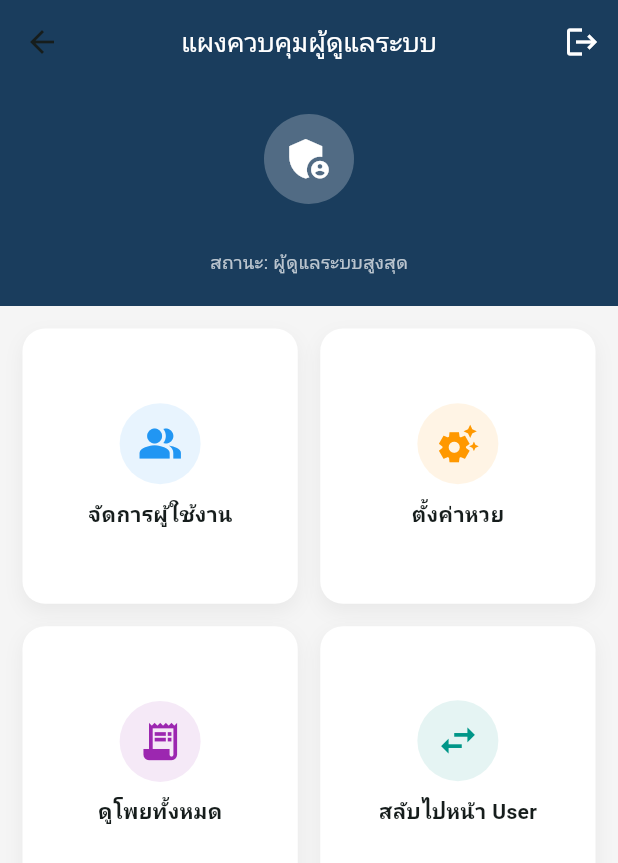
After one commit to sojunbon/viewlotto, a Flutter app: the AdminDashboard screen opened by its route, on a phone screen of 412 x 824 dp. The commit adds this screen. Shown: the top 863 px of the screen. Run offline on Flutter 3.47's test engine with Material 3 defaults, Android fonts, the phone set to English and light mode, and no system bars; our stand-ins replace cloud_firestore, firebase_auth, firebase_core; accounts and stored records are empty; network calls fail; Roboto replaces fonts that are missing (Kanit).

Commit message:
add new admin

```diff
--- /dev/null
+++ b/lib/admin_dashboard.dart
@@ -0,0 +1,163 @@
+import 'package:firebase_auth/firebase_auth.dart';
+import 'package:flutter/material.dart';
+
+const Color kDeepBlue = Color(0xFF1A3D5D);
+const Color kMainGreen = Color(0xFF11998E);
+
+class AdminDashboard extends StatelessWidget {
+  const AdminDashboard({super.key});
+
+  @override
+  Widget build(BuildContext context) {
+    return Scaffold(
+      backgroundColor: Colors.grey[100],
+      appBar: AppBar(
+        title: const Text(
+          "แผงควบคุมผู้ดูแลระบบ",
+          style: TextStyle(color: Colors.white, fontSize: 18),
+        ),
+        backgroundColor: kDeepBlue,
+        centerTitle: true,
+        actions: [
+          IconButton(
+            icon: const Icon(Icons.logout, color: Colors.white),
+            onPressed: () async {
+              await FirebaseAuth.instance.signOut();
+              // ไม่ต้อง Navigate เอง เพราะ AuthGate ใน main.dart จะพาไปหน้า Login อัตโนมัติ
+            },
+          ),
+        ],
+      ),
+      body: Column(
+        children: [
+          // ส่วนหัวโชว์สถานะ Admin
+          _buildHeader(),
+
+          Expanded(
+            child: GridView.count(
+              crossAxisCount: 2,
+              padding: const EdgeInsets.all(15),
+              mainAxisSpacing: 15,
+              crossAxisSpacing: 15,
+              children: [
+                _adminMenu(
+                  context,
+                  "จัดการผู้ใช้งาน",
+                  Icons.people_alt,
+                  Colors.blue,
+                  '/user_management',
+                ),
+                _adminMenu(
+                  context,
+                  "ตั้งค่าหวย",
+                  Icons.settings_suggest,
+                  Colors.orange,
+                  null,
+                ),
+                _adminMenu(
+                  context,
+                  "ดูโพยทั้งหมด",
+                  Icons.receipt_long,
+                  Colors.purple,
+                  null,
+                ),
+                _adminMenu(
+                  context,
+                  "สลับไปหน้า User",
+                  Icons.swap_horiz,
+                  Colors.teal,
+                  '/home',
+                ),
+              ],
+            ),
+          ),
+        ],
+      ),
+    );
+  }
+
+  Widget _buildHeader() {
+    final user = FirebaseAuth.instance.currentUser;
+    return Container(
+      width: double.infinity,
+      padding: const EdgeInsets.all(20),
+      color: kDeepBlue,
+      child: Column(
+        children: [
+          const CircleAvatar(
+            radius: 30,
+            backgroundColor: Colors.white24,
+            child: Icon(
+              Icons.admin_panel_settings,
+              color: Colors.white,
+              size: 35,
+            ),
+          ),
+          const SizedBox(height: 10),
+          Text(
+            user?.email ?? "Admin",
+            style: const TextStyle(
+              color: Colors.white,
+              fontWeight: FontWeight.bold,
+            ),
+          ),
+          const Text(
+            "สถานะ: ผู้ดูแลระบบสูงสุด",
+            style: TextStyle(color: Colors.white70, fontSize: 12),
+          ),
+        ],
+      ),
+    );
+  }
+
+  Widget _adminMenu(
+    BuildContext context,
+    String title,
+    IconData icon,
+    Color color,
+    String? route,
+  ) {
+    return InkWell(
+      onTap: () {
+        if (route != null) {
+          Navigator.pushNamed(context, route);
+        } else {
+          ScaffoldMessenger.of(
+            context,
+          ).showSnackBar(const SnackBar(content: Text("กำลังพัฒนาส่วนนี้...")));
+        }
+      },
+      child: Container(
+        decoration: BoxDecoration(
+          color: Colors.white,
+          borderRadius: BorderRadius.circular(15),
+          boxShadow: [
+            BoxShadow(
+              color: Colors.black.withOpacity(0.05),
+              blurRadius: 10,
+              offset: const Offset(0, 5),
+            ),
+          ],
+        ),
+        child: Column(
+          mainAxisAlignment: MainAxisAlignment.center,
+          children: [
+            Container(
+              padding: const EdgeInsets.all(12),
+              decoration: BoxDecoration(
+                color: color.withOpacity(0.1),
+                shape: BoxShape.circle, // ✅ แก้ไขจาก BoxType เป็น BoxShape
+              ),
+              child: Icon(icon, color: color, size: 30),
+            ),
+            const SizedBox(height: 10),
+            Text(
+              title,
+              style: const TextStyle(fontWeight: FontWeight.bold, fontSize: 14),
+            ),
+          ],
+        ),
+      ),
+    );
+  }
+}
```
Also changed, not shown: lib/main.dart (+54 -18 lines), lib/register_page.dart (+7 -2 lines).
